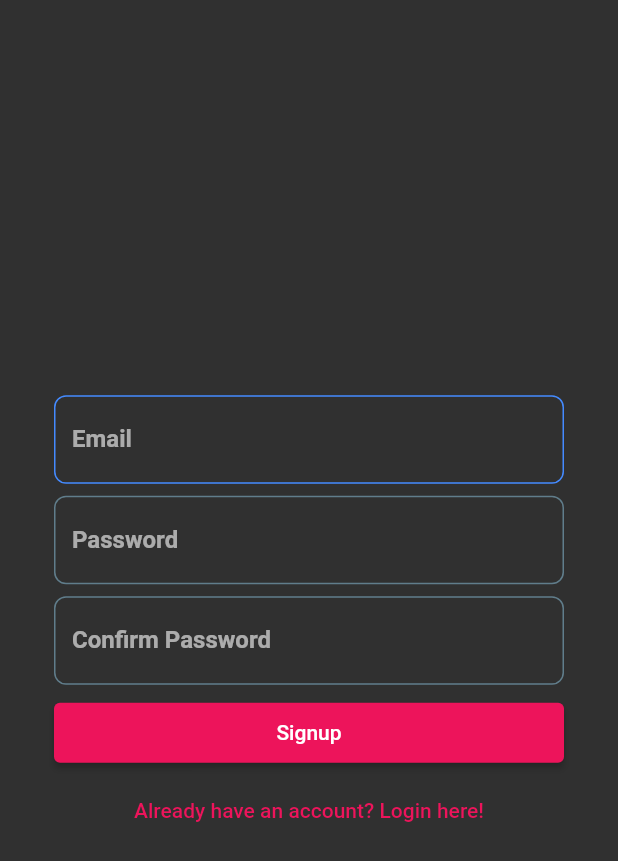
After one commit to blackcodefan/flutter-starter, a Flutter app: the RegisterPage screen opened by its route, on a phone screen of 412 x 824 dp. The commit adds this screen. Shown: the top 861 px of the screen. Run offline on Flutter 3.47's test engine with Material 2 defaults, Android fonts, the phone set to English and light mode, and no system bars; our stand-ins replace auto_route, equatable, firebase_auth, firebase_core, flutter_bloc, form_validator and 2 more; accounts and stored records are empty; generated files the repository leaves out were written again.

Commit message:
add register page

```diff
--- a/lib/auth_app/screens/login.dart
+++ b/lib/auth_app/screens/login.dart
@@ -1,3 +1,4 @@
+import 'package:auto_route/auto_route.dart';
 import 'package:firebase_auth/firebase_auth.dart';
 import 'package:flutter/material.dart';
 import 'package:flutter_bloc/flutter_bloc.dart';
@@ -96,6 +97,10 @@ class _LoginPageState extends State<LoginPage> {
                     child: Text(AppLocalizations.of(context)!.login)
                 ),
               ),
+              TextButton(
+                  onPressed: ()=> context.router.replaceNamed('/register'),
+                  child: Text(AppLocalizations.of(context)!.noAccount)
+              )
             ],
           )
         ),
--- /dev/null
+++ b/lib/auth_app/screens/register.dart
@@ -0,0 +1,141 @@
+import 'package:flutter/material.dart';
+import 'package:auto_route/auto_route.dart';
+import 'package:flutter_bloc/flutter_bloc.dart';
+import 'package:firebase_auth/firebase_auth.dart';
+import 'package:flutter_starter/global_bloc/index.dart';
+import 'package:flutter_gen/gen_l10n/app_localizations.dart';
+import 'package:form_validator/form_validator.dart';
+
+class RegisterPage extends StatefulWidget {
+  const RegisterPage({Key? key}) : super(key: key);
+
+  @override
+  State<RegisterPage> createState() => _RegisterPageState();
+}
+
+class _RegisterPageState extends State<RegisterPage> {
+
+  final _formKey = GlobalKey<FormState>();
+
+  String email = '';
+  String password = '';
+
+  void signUp() async {
+    try {
+      await FirebaseAuth.instance.createUserWithEmailAndPassword(email: email, password: password);
+      context.router.replaceNamed('/login');
+    } on FirebaseAuthException catch (e) {
+      print(e.message!);
+    } catch (e) {
+      print(e);
+    }
+  }
+
+  @override
+  Widget build(BuildContext context) {
+    return Scaffold(
+        body: Container(
+          padding: const EdgeInsets.symmetric(horizontal: 20),
+          child: Form(
+              key: _formKey,
+              child: Column(
+                mainAxisAlignment: MainAxisAlignment.center,
+                children: [
+                  ListTile(
+                    title: TextFormField(
+                      validator: ValidationBuilder(localeName: context.read<SettingsBloc>().state.localName).required().email().build(),
+                      decoration: InputDecoration(
+                        labelText: AppLocalizations.of(context)!.email,
+                        labelStyle: const TextStyle(fontWeight: FontWeight.bold),
+                        enabledBorder: OutlineInputBorder(
+                            borderSide: const BorderSide(color: Colors.blueAccent),
+                            borderRadius: BorderRadius.circular(8)),
+                        focusedBorder: OutlineInputBorder(
+                            borderSide: const BorderSide(color: Colors.blueGrey),
+                            borderRadius: BorderRadius.circular(8)),
+                        disabledBorder: OutlineInputBorder(
+                            borderSide: const BorderSide(color: Colors.white24),
+                            borderRadius: BorderRadius.circular(8)),
+                      ),
+                      onSaved: (String? value){
+                        email = value!;
+                      },
+                    ),
+                  ),
+                  ListTile(
+                    title: TextFormField(
+                      obscureText: true,
+                      validator: ValidationBuilder(localeName: context.read<SettingsBloc>().state.localName).required().minLength(6).build(),
+                      decoration: InputDecoration(
+                        labelText: AppLocalizations.of(context)!.password,
+                        labelStyle: const TextStyle(fontWeight: FontWeight.bold),
+                        enabledBorder: OutlineInputBorder(
+                            borderSide: const BorderSide(color: Colors.blueGrey),
+                            borderRadius: BorderRadius.circular(8)),
+                        focusedBorder: OutlineInputBorder(
+                            borderSide:
+                            const BorderSide(color: Colors.blueAccent, width: 2),
+                            borderRadius: BorderRadius.circular(8)),
+                        disabledBorder: OutlineInputBorder(
+                            borderSide: const BorderSide(color: Colors.white24),
+                            borderRadius: BorderRadius.circular(8)),
+                      ),
+                      onSaved: (String? value) {
+                        password = value!;
+                      },
+                    ),
+                  ),
+                  ListTile(
+                    title: TextFormField(
+                      obscureText: true,
+                      validator: (String? value) {
+                        if (value == password) {
+                          return null;
+                        } else {
+                          return AppLocalizations.of(context)!.passwordMismatched;
+                        }
+                      },
+                      decoration: InputDecoration(
+                        labelText: AppLocalizations.of(context)!.passwordConfirm,
+                        labelStyle: const TextStyle(fontWeight: FontWeight.bold),
+                        enabledBorder: OutlineInputBorder(
+                            borderSide: const BorderSide(color: Colors.blueGrey),
+                            borderRadius: BorderRadius.circular(8)),
+                        focusedBorder: OutlineInputBorder(
+                            borderSide:
+                            const BorderSide(color: Colors.blueAccent, width: 2),
+                            borderRadius: BorderRadius.circular(8)),
+                        disabledBorder: OutlineInputBorder(
+                            borderSide: const BorderSide(color: Colors.white24),
+                            borderRadius: BorderRadius.circular(8)),
+                      ),
+                      onSaved: (String? value) {
+                        password = value!;
+                      },
+                    ),
+                  ),
+                  ListTile(
+                    title: ElevatedButton(
+                        style: ElevatedButton.styleFrom(
+                            minimumSize: const Size(300, 40)
+                        ),
+                        onPressed: (){
+                          if (_formKey.currentState!.validate()){
+                            _formKey.currentState!.save();
+                            signUp();
+                          }
+                        },
+                        child: Text(AppLocalizations.of(context)!.signup)
+                    ),
+                  ),
+                  TextButton(
+                      onPressed: ()=> context.router.replaceNamed('/login'),
+                      child: Text(AppLocalizations.of(context)!.haveAccount)
+                  )
+                ],
+              )
+          ),
+        )
+    );
+  }
+}
--- a/lib/l10n/app_de.arb
+++ b/lib/l10n/app_de.arb
@@ -3,11 +3,15 @@
   "dark": "Dunkel",
   "email": "Email",
   "fgtPwd": "Passwort vergessen",
+  "haveAccount": "Hast du schon ein Konto? Hier anmelden!",
   "language": "Sprache",
   "light": "Hell",
   "login": "Anmeldung",
   "logout": "Ausloggen",
+  "noAccount": "Sie haben noch kein Konto? Hier erstellen",
   "password": "Passwort",
+  "passwordConfirm": "Bestätige das Passwort",
+  "passwordMismatched": "Passwort stimmt nicht überein",
   "profile": "Profil",
   "shipping": "Versand",
   "signup": "Anmelden",
--- a/lib/l10n/app_en.arb
+++ b/lib/l10n/app_en.arb
@@ -3,11 +3,15 @@
   "dark": "Dark",
   "email": "Email",
   "fgtPwd": "Forgot Password",
+  "haveAccount": "Already have an account? Login here!",
   "language": "Language",
   "login": "Login",
   "logout": "Logout",
   "light": "Light",
+  "noAccount": "You haven't account yet? Create here!",
   "password": "Password",
+  "passwordConfirm": "Confirm Password",
+  "passwordMismatched": "Password mismatched",
   "profile": "Profile",
   "shipping": "Shipping",
   "signup": "Signup",
--- a/lib/routes.dart
+++ b/lib/routes.dart
@@ -1,3 +1,5 @@
+import 'package:flutter_starter/auth_app/screens/register.dart';
+
 import 'home.dart';
 import 'splash.dart';
 import 'auth_app/index.dart';
@@ -15,11 +17,18 @@ import 'package:auto_route/auto_route.dart';
           name: 'splash'
       ),
       CustomRoute(
-          durationInMilliseconds: 1000,
+          durationInMilliseconds: 500,
           transitionsBuilder: TransitionsBuilders.fadeIn,
           path: '/login',
           page: LoginPage,
           name: 'login',
+      ),
+      CustomRoute(
+          durationInMilliseconds: 500,
+          transitionsBuilder: TransitionsBuilders.fadeIn,
+          path: '/register',
+          page: RegisterPage,
+          name: 'register'
       ),
       CustomRoute(
           durationInMilliseconds: 1000,
```
Also changed, not shown: lib/routes.gr.dart.
